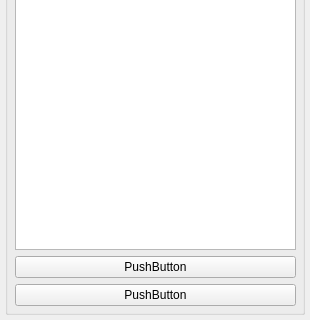
Before: the Qt Designer form src/ui/forms/deviceactionform.ui in Ghettovich/bsf, drawn with Qt 5; both pictures show x 0 to 310 and y 170 to 490 of the 310 by 490 pixel window.
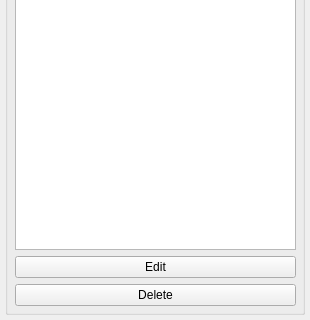
After: the same form once the commit is applied.

Patch:
```diff
--- a/src/ui/forms/deviceactionform.ui
+++ b/src/ui/forms/deviceactionform.ui
@@ -69,7 +69,7 @@
      <item row="5" column="0">
       <widget class="QPushButton" name="pushButtonEdit">
        <property name="text">
-        <string>PushButton</string>
+        <string>Edit</string>
        </property>
       </widget>
      </item>
@@ -83,7 +83,7 @@
      <item row="6" column="0">
       <widget class="QPushButton" name="pushButtonDelete">
        <property name="text">
-        <string>PushButton</string>
+        <string>Delete</string>
        </property>
       </widget>
      </item>
```
